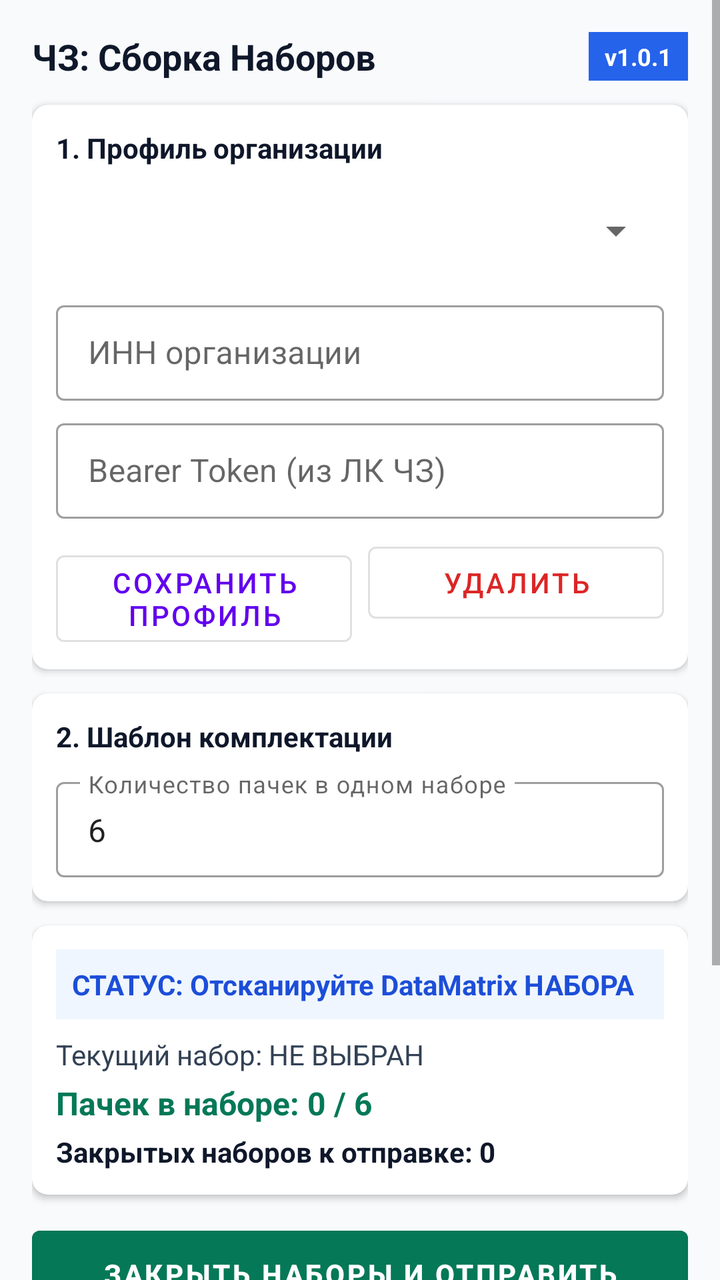
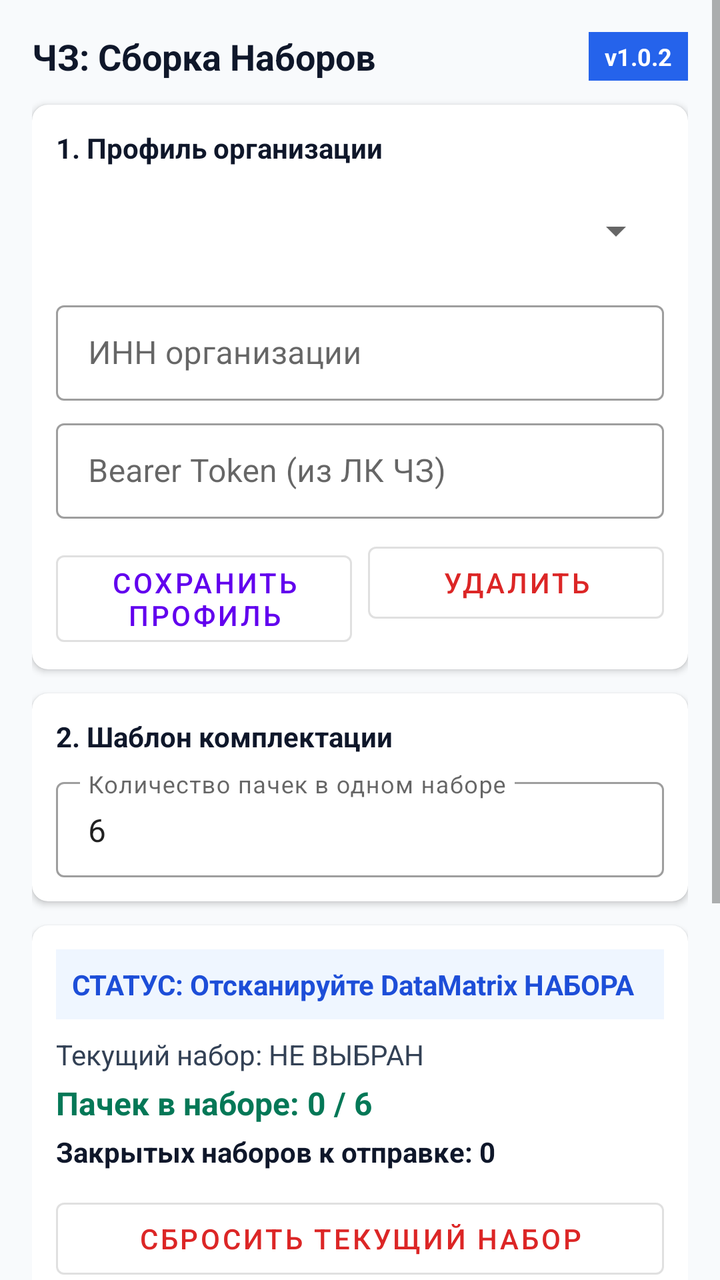

Before-and-after screenshots of an Android layout around one commit, followed by the original layout XML and the change that was made.
<!-- AndroidManifest.xml: application theme Theme.MaterialComponents.DayNight.NoActionBar -->
<!-- res/layout/activity_main.xml -->
<?xml version="1.0" encoding="utf-8"?>
<ScrollView xmlns:android="http://schemas.android.com/apk/res/android"
    xmlns:app="http://schemas.android.com/apk/res-auto"
    android:layout_width="match_parent"
    android:layout_height="match_parent"
    android:fillViewport="true"
    android:background="#F8FAFC">

    <LinearLayout
        android:layout_width="match_parent"
        android:layout_height="wrap_content"
        android:orientation="vertical"
        android:padding="16dp">

        
        <LinearLayout
            android:layout_width="match_parent"
            android:layout_height="wrap_content"
            android:orientation="horizontal"
            android:gravity="center_vertical"
            android:paddingBottom="12dp">

            <TextView
                android:layout_width="0dp"
                android:layout_height="wrap_content"
                android:layout_weight="1"
                android:text="ЧЗ: Сборка Наборов"
                android:textSize="18sp"
                android:textStyle="bold"
                android:textColor="#0F172A" />

            <TextView
                android:id="@+id/tvAppVersion"
                android:layout_width="wrap_content"
                android:layout_height="wrap_content"
                android:text="v1.0.1"
                android:textSize="12sp"
                android:textStyle="bold"
                android:textColor="#FFFFFF"
                android:background="#2563EB"
                android:paddingHorizontal="8dp"
                android:paddingVertical="4dp" />
        </LinearLayout>

        
        <com.google.android.material.card.MaterialCardView
            android:layout_width="match_parent"
            android:layout_height="wrap_content"
            app:cardCornerRadius="8dp"
            app:cardElevation="2dp"
            android:layout_marginBottom="12dp">

            <LinearLayout
                android:layout_width="match_parent"
                android:layout_height="wrap_content"
                android:orientation="vertical"
                android:padding="12dp">

                <TextView
                    android:layout_width="wrap_content"
                    android:layout_height="wrap_content"
                    android:text="1. Профиль организации"
                    android:textStyle="bold"
                    android:textColor="#0F172A"
                    android:layout_marginBottom="8dp"/>

                <Spinner
                    android:id="@+id/spinnerProfiles"
                    android:layout_width="match_parent"
                    android:layout_height="48dp"
                    android:layout_marginBottom="8dp"/>

                <com.google.android.material.textfield.TextInputLayout
                    android:layout_width="match_parent"
                    android:layout_height="wrap_content"
                    android:hint="ИНН организации"
                    style="@style/Widget.MaterialComponents.TextInputLayout.OutlinedBox.Dense">
                    <com.google.android.material.textfield.TextInputEditText
                        android:id="@+id/etInn"
                        android:layout_width="match_parent"
                        android:layout_height="wrap_content"
                        android:inputType="number" />
                </com.google.android.material.textfield.TextInputLayout>

                <com.google.android.material.textfield.TextInputLayout
                    android:layout_width="match_parent"
                    android:layout_height="wrap_content"
                    android:hint="Bearer Token (из ЛК ЧЗ)"
                    android:layout_marginTop="6dp"
                    style="@style/Widget.MaterialComponents.TextInputLayout.OutlinedBox.Dense">
                    <com.google.android.material.textfield.TextInputEditText
                        android:id="@+id/etToken"
                        android:layout_width="match_parent"
                        android:layout_height="wrap_content"
                        android:inputType="text" />
                </com.google.android.material.textfield.TextInputLayout>

                <LinearLayout
                    android:layout_width="match_parent"
                    android:layout_height="wrap_content"
                    android:orientation="horizontal"
                    android:layout_marginTop="8dp">

                    <Button
                        android:id="@+id/btnSaveProfile"
                        android:layout_width="0dp"
                        android:layout_height="wrap_content"
                        android:layout_weight="1"
                        android:text="Сохранить профиль"
                        style="@style/Widget.MaterialComponents.Button.OutlinedButton" />

                    <Button
                        android:id="@+id/btnDeleteProfile"
                        android:layout_width="0dp"
                        android:layout_height="wrap_content"
                        android:layout_weight="1"
                        android:layout_marginStart="8dp"
                        android:text="Удалить"
                        android:textColor="#DC2626"
                        style="@style/Widget.MaterialComponents.Button.OutlinedButton" />
                </LinearLayout>

            </LinearLayout>
        </com.google.android.material.card.MaterialCardView>

        
        <com.google.android.material.card.MaterialCardView
            android:layout_width="match_parent"
            android:layout_height="wrap_content"
            app:cardCornerRadius="8dp"
            app:cardElevation="2dp"
            android:layout_marginBottom="12dp">

            <LinearLayout
                android:layout_width="match_parent"
                android:layout_height="wrap_content"
                android:orientation="vertical"
                android:padding="12dp">

                <TextView
                    android:layout_width="wrap_content"
                    android:layout_height="wrap_content"
                    android:text="2. Шаблон комплектации"
                    android:textStyle="bold"
                    android:textColor="#0F172A"
                    android:layout_marginBottom="8dp"/>

                <com.google.android.material.textfield.TextInputLayout
                    android:layout_width="match_parent"
                    android:layout_height="wrap_content"
                    android:hint="Количество пачек в одном наборе"
                    style="@style/Widget.MaterialComponents.TextInputLayout.OutlinedBox.Dense">
                    <com.google.android.material.textfield.TextInputEditText
                        android:id="@+id/etCountPerSet"
                        android:layout_width="match_parent"
                        android:layout_height="wrap_content"
                        android:inputType="number"
                        android:text="6" />
                </com.google.android.material.textfield.TextInputLayout>
            </LinearLayout>
        </com.google.android.material.card.MaterialCardView>

        
        <com.google.android.material.card.MaterialCardView
            android:layout_width="match_parent"
            android:layout_height="wrap_content"
            app:cardCornerRadius="8dp"
            app:cardElevation="2dp"
            android:layout_marginBottom="12dp">

            <LinearLayout
                android:layout_width="match_parent"
                android:layout_height="wrap_content"
                android:orientation="vertical"
                android:padding="12dp">

                <TextView
                    android:id="@+id/tvScanState"
                    android:layout_width="match_parent"
                    android:layout_height="wrap_content"
                    android:text="СТАТУС: Отсканируйте DataMatrix НАБОРА"
                    android:textStyle="bold"
                    android:textSize="14sp"
                    android:textColor="#1D4ED8"
                    android:background="#EFF6FF"
                    android:padding="8dp"/>

                <TextView
                    android:id="@+id/tvCurrentSet"
                    android:layout_width="match_parent"
                    android:layout_height="wrap_content"
                    android:text="Текущий набор: НЕ ВЫБРАН"
                    android:textColor="#334155"
                    android:layout_marginTop="8dp"/>

                <TextView
                    android:id="@+id/tvProgress"
                    android:layout_width="match_parent"
                    android:layout_height="wrap_content"
                    android:text="Пачек в наборе: 0 / 6"
                    android:textSize="16sp"
                    android:textStyle="bold"
                    android:textColor="#047857"
                    android:layout_marginTop="4dp"/>

                <TextView
                    android:id="@+id/tvTotalCompletedSets"
                    android:layout_width="match_parent"
                    android:layout_height="wrap_content"
                    android:text="Закрытых наборов к отправке: 0"
                    android:textStyle="bold"
                    android:textColor="#0F172A"
                    android:layout_marginTop="4dp"/>
            </LinearLayout>
        </com.google.android.material.card.MaterialCardView>

        <Button
            android:id="@+id/btnSendDraft"
            android:layout_width="match_parent"
            android:layout_height="wrap_content"
            android:text="ЗАКРЫТЬ НАБОРЫ И ОТПРАВИТЬ ЧЕРНОВИК В ЧЗ"
            android:backgroundTint="#047857"
            android:padding="12dp"
            android:textStyle="bold" />

        <TextView
            android:id="@+id/tvLog"
            android:layout_width="match_parent"
            android:layout_height="140dp"
            android:layout_marginTop="12dp"
            android:background="#0F172A"
            android:textColor="#34D399"
            android:fontFamily="monospace"
            android:textSize="11sp"
            android:padding="8dp"
            android:scrollbars="vertical"
            android:text="--- Лог работы ТСД ---\n"/>

    </LinearLayout>
</ScrollView>
<!-- resources referenced by this layout -->
<resources>

</resources>

<!-- the commit's change to res/layout/activity_main.xml (unified diff, before → after) -->
@@ -33,7 +33,7 @@
                 android:id="@+id/tvAppVersion"
                 android:layout_width="wrap_content"
                 android:layout_height="wrap_content"
-                android:text="v1.0.1"
+                android:text="v1.0.2"
                 android:textSize="12sp"
                 android:textStyle="bold"
                 android:textColor="#FFFFFF"
@@ -211,6 +211,17 @@
                     android:textStyle="bold"
                     android:textColor="#0F172A"
                     android:layout_marginTop="4dp"/>
+
+                
+                <Button
+                    android:id="@+id/btnResetCurrentSet"
+                    android:layout_width="match_parent"
+                    android:layout_height="wrap_content"
+                    android:text="Сбросить текущий набор"
+                    android:layout_marginTop="10dp"
+                    android:textColor="#DC2626"
+                    style="@style/Widget.MaterialComponents.Button.OutlinedButton" />
+
             </LinearLayout>
         </com.google.android.material.card.MaterialCardView>
 
